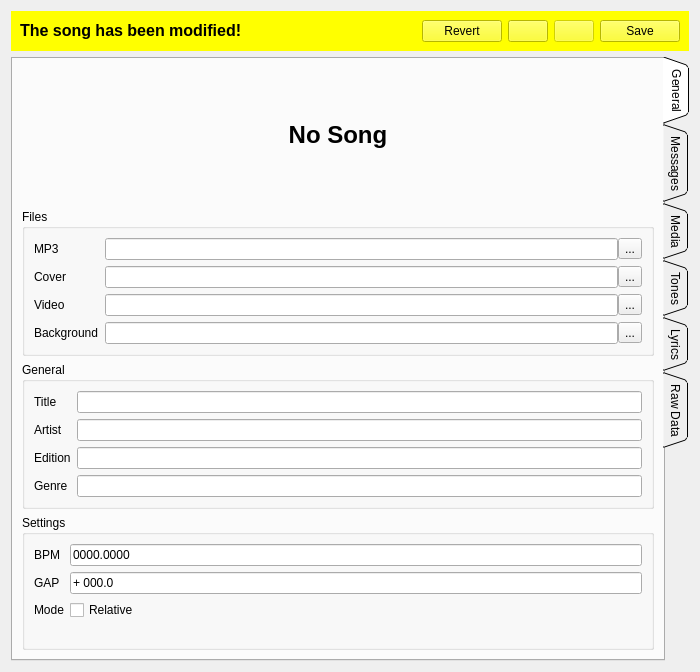
mhaehnel/UltraEdit, file ui/songinfo.ui: the form before one commit.
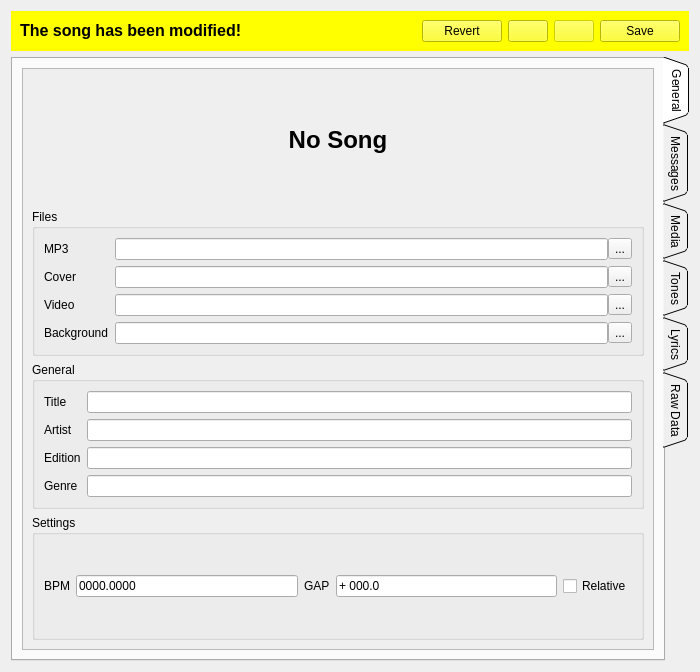
The form after the commit. The open tabs and pages were chosen to show the change. Icons and pictures are not drawn. Custom widgets are drawn as their Qt base class.

The edit to the form file:
```diff
--- a/ui/songinfo.ui
+++ b/ui/songinfo.ui
@@ -112,7 +112,7 @@
         <enum>QTabWidget::Triangular</enum>
        </property>
        <property name="currentIndex">
-        <number>2</number>
+        <number>0</number>
        </property>
        <widget class="QWidget" name="generalTab">
         <attribute name="title">
@@ -120,7 +120,20 @@
         </attribute>
         <layout class="QVBoxLayout" name="verticalLayout">
          <item>
-          <layout class="QHBoxLayout" name="horizontalLayout_2">
+          <widget class="QScrollArea" name="scrollArea">
+           <property name="widgetResizable">
+            <bool>true</bool>
+           </property>
+           <widget class="QWidget" name="scrollAreaWidgetContents">
+            <property name="geometry">
+             <rect>
+              <x>0</x>
+              <y>0</y>
+              <width>635</width>
+              <height>574</height>
+             </rect>
+            </property>
+            <layout class="QVBoxLayout" name="verticalLayout_8">
            <item>
             <widget class="QLabel" name="songLabel">
              <property name="text">
@@ -128,8 +141,6 @@
              </property>
             </widget>
            </item>
-          </layout>
-         </item>
          <item>
           <widget class="QGroupBox" name="filesGroup">
            <property name="title">
@@ -323,39 +334,38 @@
            <property name="flat">
             <bool>true</bool>
            </property>
-           <layout class="QFormLayout" name="formLayout_3">
-            <property name="fieldGrowthPolicy">
-             <enum>QFormLayout::ExpandingFieldsGrow</enum>
-            </property>
-            <item row="0" column="0">
+               <layout class="QHBoxLayout" name="horizontalLayout_14">
+                <item>
+                 <layout class="QHBoxLayout" name="horizontalLayout_11">
+                  <item>
              <widget class="QLabel" name="label_5">
               <property name="text">
                <string>BPM</string>
               </property>
              </widget>
             </item>
-            <item row="1" column="0">
+                  <item>
+                   <widget class="QLineEdit" name="lineEdit_5">
+                    <property name="inputMask">
+                     <string>9999.9999</string>
+                    </property>
+                    <property name="text">
+                     <string>0000.0000</string>
+                    </property>
+                   </widget>
+                  </item>
+                 </layout>
+                </item>
+                <item>
+                 <layout class="QHBoxLayout" name="horizontalLayout_12">
+                  <item>
              <widget class="QLabel" name="label_4">
               <property name="text">
                <string>GAP</string>
               </property>
              </widget>
             </item>
-            <item row="2" column="0">
-             <widget class="QLabel" name="label_11">
-              <property name="text">
-               <string>Mode</string>
-              </property>
-             </widget>
-            </item>
-            <item row="2" column="1">
-             <widget class="QCheckBox" name="checkBox">
-              <property name="text">
-               <string>Relative</string>
-              </property>
-             </widget>
-            </item>
-            <item row="1" column="1">
+                  <item>
              <widget class="QLineEdit" name="lineEdit_6">
               <property name="inputMask">
                <string>#D000.900</string>
@@ -365,18 +375,28 @@
               </property>
              </widget>
             </item>
-            <item row="0" column="1">
-             <widget class="QLineEdit" name="lineEdit_5">
-              <property name="inputMask">
-               <string>9999.9999</string>
-              </property>
+                 </layout>
+                </item>
+                <item>
+                 <layout class="QHBoxLayout" name="horizontalLayout_13">
+                  <item>
+                   <widget class="QCheckBox" name="checkBox">
               <property name="text">
-               <string>0000.0000</string>
+                     <string>Relative</string>
               </property>
              </widget>
             </item>
            </layout>
-          </widget>
+                </item>
+               </layout>
+              </widget>
+             </item>
+            </layout>
+           </widget>
+          </widget>
+         </item>
+         <item>
+          <layout class="QHBoxLayout" name="horizontalLayout_2"/>
          </item>
         </layout>
        </widget>
```
Lines whose indentation alone changed are shown as unchanged.
